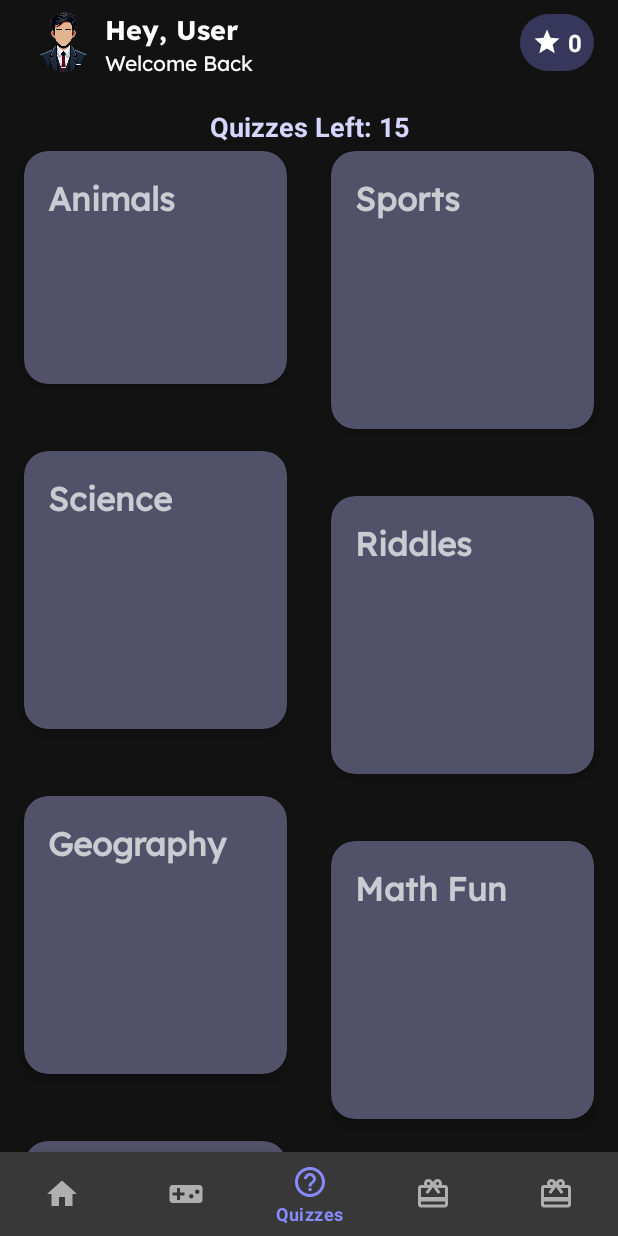
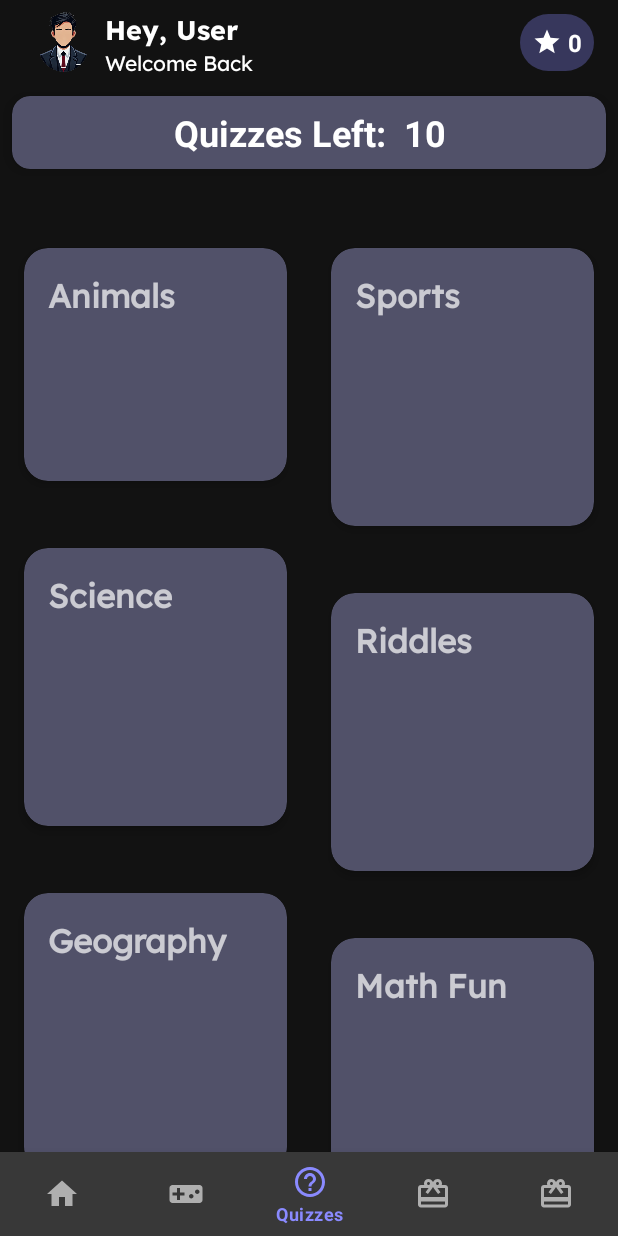
Before and after one commit to AhtishamShakeel/PixelPayout, an Android app: the screen it shows after launch once a user with an empty profile is signed in (MainActivity), item 3 of the bottom bar chosen, on a phone screen of 412 x 824 dp. Run offline under Robolectric (Android 15) with nearby library versions, the phone set to English and light mode, and no system bars; our stand-ins replace Firebase (no records; nobody signed in at launch, a user with empty details on screens opened directly), navigation-ui; 4 statements that could not run were skipped.

Commit message:
added daily limit

```diff
--- a/app/src/main/java/com/example/pixelpayout/ui/quiz/QuizActivity.kt
+++ b/app/src/main/java/com/example/pixelpayout/ui/quiz/QuizActivity.kt
@@ -149,16 +149,7 @@ class QuizActivity : AppCompatActivity() {
                 cardView.setBackgroundResource(R.drawable.default_option_background)
             }
         }
-
-        lifecycleScope.launch {
-            if (selectedAnswerIndex != correctIndex){
-                delay(1000)
-            } else {
-                delay(200)
-            }
-            viewModel.submitAnswer(selectedAnswerIndex)
-
-        }
+        viewModel.submitAnswer(selectedAnswerIndex)
     }
 
 
--- a/app/src/main/java/com/example/pixelpayout/ui/quiz/QuizListFragment.kt
+++ b/app/src/main/java/com/example/pixelpayout/ui/quiz/QuizListFragment.kt
@@ -41,7 +41,6 @@ class QuizListFragment : Fragment() {
         super.onViewCreated(view, savedInstanceState)
 
         setupRecyclerView()
-        setupSwipeRefresh()
         observeViewModel()
 
         viewModel.loadCachedQuizzes(requireContext())
@@ -72,21 +71,17 @@ class QuizListFragment : Fragment() {
         }
 
         viewModel.dailyAttempts.observe(viewLifecycleOwner) { attempts ->
-            val remaining = maxOf(15 - attempts, 0)  // Ensure it never goes below 0
-            binding.tvQuizzesLeft.text = "Quizzes Left: $remaining"
+            val remaining = maxOf(viewModel.MAX_DAILY_ATTEMPTS - attempts, 0)  // Using the constant from ViewModel
+            binding.tvQuizzesLeft.text = "Quizzes Left:  $remaining"
         }
     }
 
-    private fun setupSwipeRefresh() {
-        binding.swipeRefresh.setOnRefreshListener {
-            viewModel.checkAndUpdateQuizzes(requireContext()) // ✅ Refresh quizzes from GitHub
-        }
-    }
     private fun fetchQuizzesForCategory(category: QuizCategory) {
-        viewModel.dailyAttempts.observe(viewLifecycleOwner) { attempts ->
-            if (attempts >= 5) {
+        // Get the current attempts value directly instead of creating a new observer
+        val attempts = viewModel.dailyAttempts.value ?: 0
+        if (attempts >= viewModel.MAX_DAILY_ATTEMPTS) {
             Toast.makeText(requireContext(), "Daily quiz limit reached. Try again tomorrow!", Toast.LENGTH_LONG).show()
-                return@observe
+            return
         }
 
         val selectedQuiz = viewModel.getQuizByCategory(category.name)
@@ -94,7 +89,6 @@ class QuizListFragment : Fragment() {
             startQuiz(selectedQuiz)
         } else {
             Toast.makeText(requireContext(), "No quizzes found for ${category.name}", Toast.LENGTH_SHORT).show()
-            }
         }
     }
 
@@ -112,6 +106,12 @@ class QuizListFragment : Fragment() {
         startActivity(intent)
     }
 
+    override fun onResume() {
+        super.onResume()
+        // Refresh the daily attempts count when returning to this fragment
+        viewModel.fetchDailyAttempts()
+    }
+
 
 
 
--- a/app/src/main/java/com/example/pixelpayout/ui/quiz/QuizListViewModel.kt
+++ b/app/src/main/java/com/example/pixelpayout/ui/quiz/QuizListViewModel.kt
@@ -21,7 +21,7 @@ class QuizListViewModel : ViewModel() {
 
     private val _dailyAttempts = MutableLiveData<Int>()
     val dailyAttempts: LiveData<Int> = _dailyAttempts
-    private val MAX_DAILY_ATTEMPTS = 12
+    val MAX_DAILY_ATTEMPTS = 10
 
     private val _categories = MutableLiveData<List<QuizCategory>>().apply {
         value = defaultCategories  // Set categories immediately
--- a/app/src/main/res/layout/fragment_quiz_list.xml
+++ b/app/src/main/res/layout/fragment_quiz_list.xml
@@ -4,34 +4,48 @@
     android:layout_width="match_parent"
     android:layout_height="match_parent">
 
-    <TextView
-        android:id="@+id/tvQuizzesLeft"
-        android:layout_width="wrap_content"
+    <androidx.cardview.widget.CardView
+        android:id="@+id/cardQuizzesLeft"
+        android:layout_width="match_parent"
         android:layout_height="wrap_content"
-        android:text="Quizzes Left: 5"
-        android:textSize="18sp"
-        android:textColor="@color/primary_text"
-        android:padding="16dp"
-        android:textStyle="bold"
-        app:layout_constraintTop_toTopOf="parent"
-        app:layout_constraintStart_toStartOf="parent"
-        app:layout_constraintEnd_toEndOf="parent"/>
+        android:layout_margin="8dp"
+        app:cardBackgroundColor="#515169 "
+        app:cardCornerRadius="12dp"
+        app:cardElevation="6dp"
+        app:layout_constraintTop_toTopOf="parent">
+
+        <TextView
+            android:id="@+id/tvQuizzesLeft"
+            android:layout_width="wrap_content"
+            android:layout_height="wrap_content"
+            android:layout_gravity="center"
+            android:gravity="center"
+            android:padding="8dp"
+            android:text="Quizzes Left:       5"
+            android:textColor="#FFFFFF"
+            android:textSize="24sp"
+            android:textStyle="bold" />
+    </androidx.cardview.widget.CardView>
 
 
-    <androidx.swiperefreshlayout.widget.SwipeRefreshLayout
+    <LinearLayout
         android:id="@+id/swipeRefresh"
-        android:layout_width="match_parent"
-        android:layout_height="match_parent">
+        android:layout_width="0dp"
+        android:layout_height="0dp"
+        android:layout_marginTop="8dp"
+        app:layout_constraintBottom_toBottomOf="parent"
+        app:layout_constraintEnd_toEndOf="parent"
+        app:layout_constraintStart_toStartOf="parent"
+        app:layout_constraintTop_toBottomOf="@id/cardQuizzesLeft">
 
         <androidx.recyclerview.widget.RecyclerView
             android:id="@+id/recyclerView"
             android:layout_width="match_parent"
             android:layout_height="wrap_content"
+            android:clipChildren="false"
             android:clipToPadding="false"
-            android:clipChildren="false"
             android:padding="8dp" />
-
-    </androidx.swiperefreshlayout.widget.SwipeRefreshLayout>
+    </LinearLayout>
 
 
 
```
Also changed, not shown: 3 other files. Lines whose indentation alone changed are shown as unchanged.
